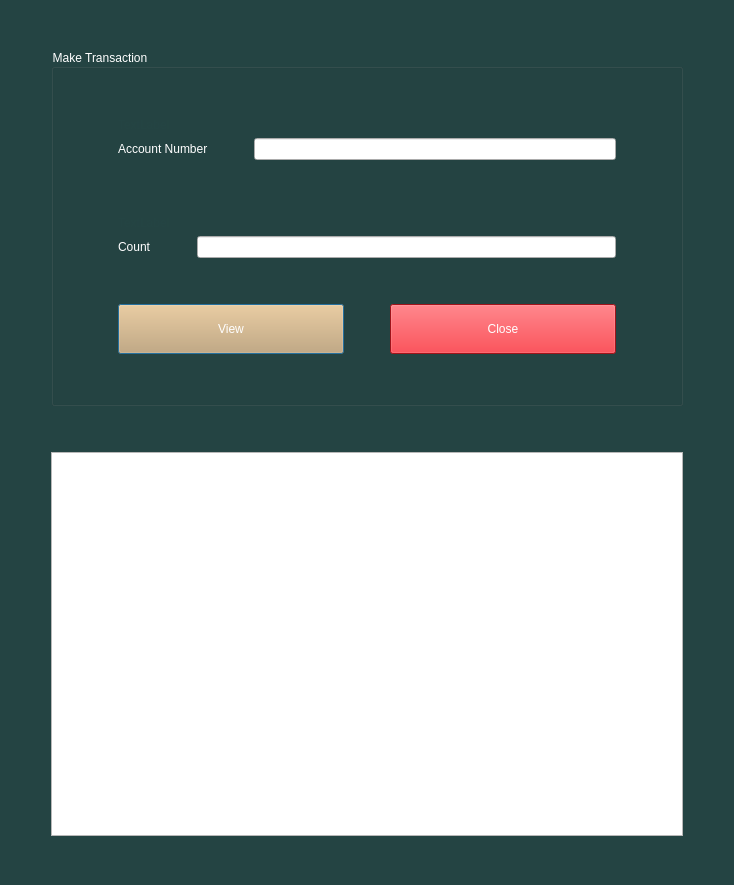
First picture: the form in Client/transhistory.ui, repository BELALETO/Bank-System, before the edit.
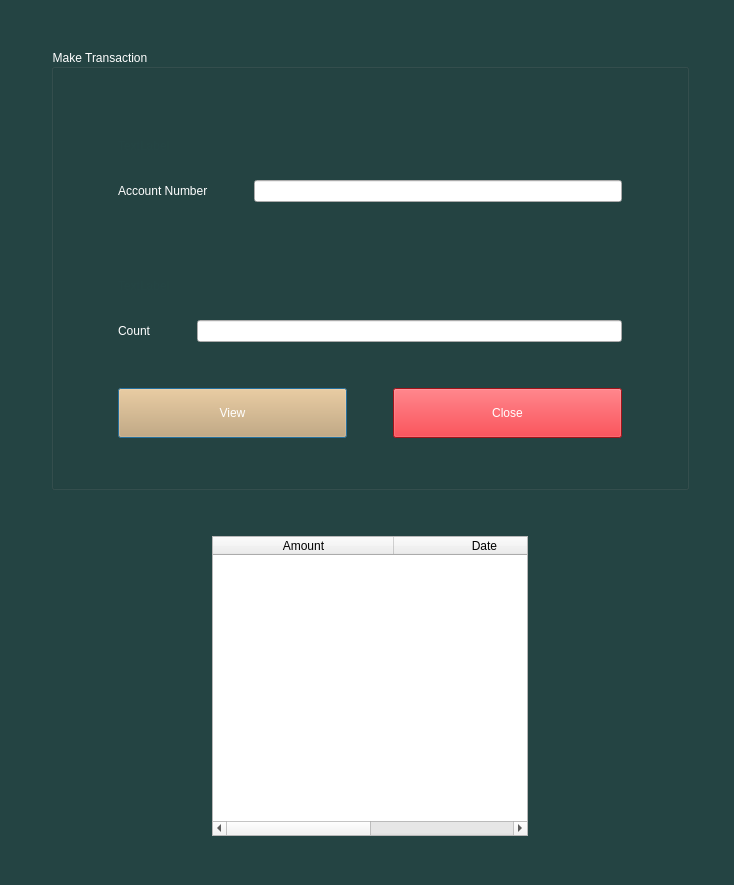
Second picture: the form after the edit.

The edit to the form file:
```diff
--- a/Client/transhistory.ui
+++ b/Client/transhistory.ui
@@ -22,8 +22,8 @@
 }</string>
   </property>
   <layout class="QGridLayout" name="gridLayout_2">
-   <item row="4" column="1">
-    <spacer name="verticalSpacer_5">
+   <item row="0" column="3">
+    <spacer name="verticalSpacer_6">
      <property name="orientation">
       <enum>Qt::Vertical</enum>
      </property>
@@ -38,8 +38,8 @@
      </property>
     </spacer>
    </item>
-   <item row="1" column="2">
-    <spacer name="horizontalSpacer_6">
+   <item row="1" column="0">
+    <spacer name="horizontalSpacer_7">
      <property name="orientation">
       <enum>Qt::Horizontal</enum>
      </property>
@@ -54,7 +54,7 @@
      </property>
     </spacer>
    </item>
-   <item row="1" column="1">
+   <item row="1" column="1" colspan="4">
     <widget class="QGroupBox" name="groupBox">
      <property name="styleSheet">
       <string notr="true">QGroupBox
@@ -359,8 +359,8 @@
      </layout>
     </widget>
    </item>
-   <item row="1" column="0">
-    <spacer name="horizontalSpacer_7">
+   <item row="1" column="5">
+    <spacer name="horizontalSpacer_6">
      <property name="orientation">
       <enum>Qt::Horizontal</enum>
      </property>
@@ -375,30 +375,7 @@
      </property>
     </spacer>
    </item>
-   <item row="3" column="1">
-    <widget class="QTextEdit" name="textEdit">
-     <property name="readOnly">
-      <bool>false</bool>
-     </property>
-    </widget>
-   </item>
-   <item row="0" column="1">
-    <spacer name="verticalSpacer_6">
-     <property name="orientation">
-      <enum>Qt::Vertical</enum>
-     </property>
-     <property name="sizeType">
-      <enum>QSizePolicy::Fixed</enum>
-     </property>
-     <property name="sizeHint" stdset="0">
-      <size>
-       <width>20</width>
-       <height>38</height>
-      </size>
-     </property>
-    </spacer>
-   </item>
-   <item row="2" column="1">
+   <item row="2" column="2">
     <spacer name="verticalSpacer_7">
      <property name="orientation">
       <enum>Qt::Vertical</enum>
@@ -414,23 +391,7 @@
      </property>
     </spacer>
    </item>
-   <item row="3" column="2">
-    <spacer name="horizontalSpacer_8">
-     <property name="orientation">
-      <enum>Qt::Horizontal</enum>
-     </property>
-     <property name="sizeType">
-      <enum>QSizePolicy::Fixed</enum>
-     </property>
-     <property name="sizeHint" stdset="0">
-      <size>
-       <width>40</width>
-       <height>20</height>
-      </size>
-     </property>
-    </spacer>
-   </item>
-   <item row="3" column="0">
+   <item row="3" column="0" colspan="2">
     <spacer name="horizontalSpacer_9">
      <property name="orientation">
       <enum>Qt::Horizontal</enum>
@@ -440,12 +401,106 @@
      </property>
      <property name="sizeHint" stdset="0">
       <size>
-       <width>40</width>
+       <width>80</width>
        <height>20</height>
       </size>
      </property>
     </spacer>
    </item>
+   <item row="3" column="2" colspan="2">
+    <widget class="QTableWidget" name="tableWidget">
+     <property name="minimumSize">
+      <size>
+       <width>300</width>
+       <height>300</height>
+      </size>
+     </property>
+     <property name="maximumSize">
+      <size>
+       <width>500</width>
+       <height>300</height>
+      </size>
+     </property>
+     <property name="font">
+      <font>
+       <family>Ubuntu</family>
+       <pointsize>13</pointsize>
+       <italic>false</italic>
+       <bold>true</bold>
+      </font>
+     </property>
+     <property name="styleSheet">
+      <string notr="true">QTableWidget
+{
+	
+	font: 700 13pt &quot;Ubuntu&quot;;
+}</string>
+     </property>
+     <property name="editTriggers">
+      <set>QAbstractItemView::NoEditTriggers</set>
+     </property>
+     <attribute name="horizontalHeaderVisible">
+      <bool>true</bool>
+     </attribute>
+     <attribute name="horizontalHeaderCascadingSectionResizes">
+      <bool>false</bool>
+     </attribute>
+     <attribute name="horizontalHeaderMinimumSectionSize">
+      <number>57</number>
+     </attribute>
+     <attribute name="horizontalHeaderDefaultSectionSize">
+      <number>181</number>
+     </attribute>
+     <attribute name="verticalHeaderVisible">
+      <bool>false</bool>
+     </attribute>
+     <attribute name="verticalHeaderHighlightSections">
+      <bool>true</bool>
+     </attribute>
+     <column>
+      <property name="text">
+       <string>Amount</string>
+      </property>
+     </column>
+     <column>
+      <property name="text">
+       <string>Date</string>
+      </property>
+     </column>
+    </widget>
+   </item>
+   <item row="3" column="4">
+    <spacer name="horizontalSpacer_8">
+     <property name="orientation">
+      <enum>Qt::Horizontal</enum>
+     </property>
+     <property name="sizeType">
+      <enum>QSizePolicy::Fixed</enum>
+     </property>
+     <property name="sizeHint" stdset="0">
+      <size>
+       <width>80</width>
+       <height>20</height>
+      </size>
+     </property>
+    </spacer>
+   </item>
+   <item row="4" column="2">
+    <spacer name="verticalSpacer_5">
+     <property name="orientation">
+      <enum>Qt::Vertical</enum>
+     </property>
+     <property name="sizeType">
+      <enum>QSizePolicy::Fixed</enum>
+     </property>
+     <property name="sizeHint" stdset="0">
+      <size>
+       <width>20</width>
+       <height>38</height>
+      </size>
+     </property>
+    </spacer>
+   </item>
   </layout>
  </widget>
  <resources/>
```
